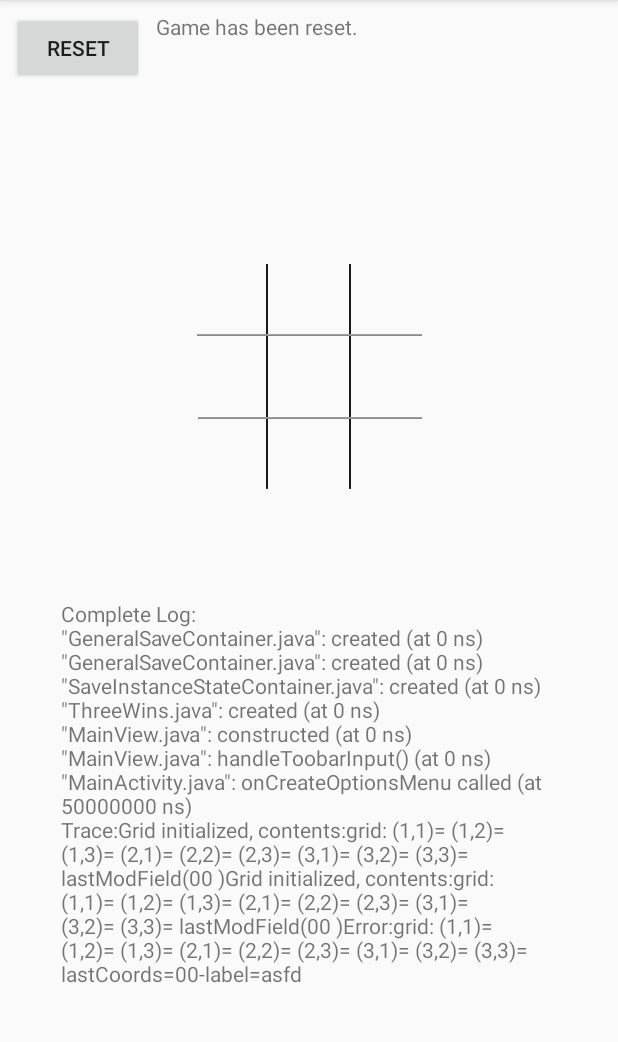
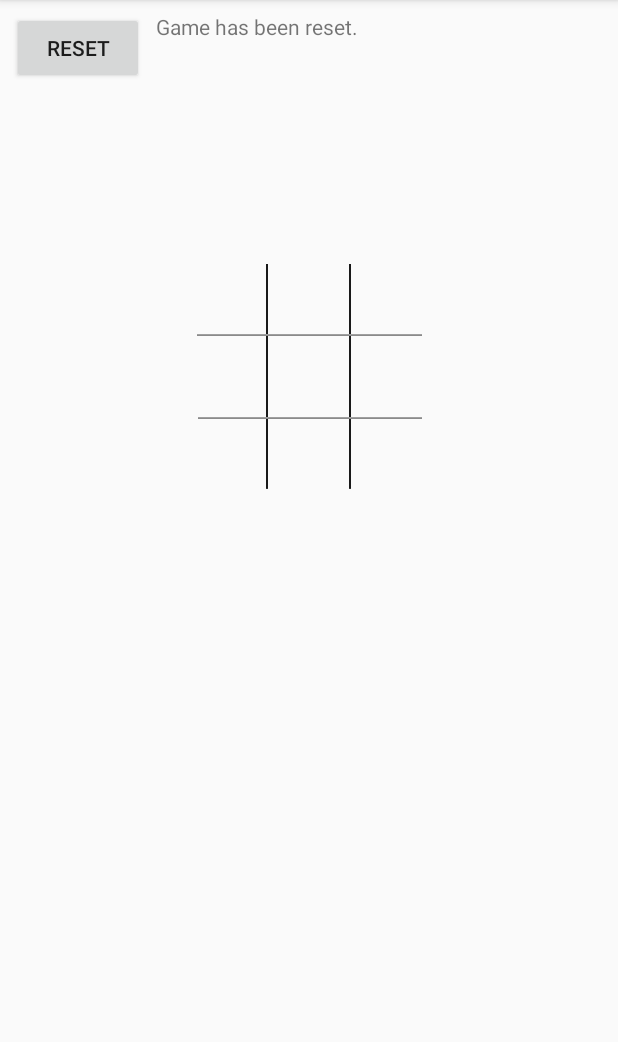
Before and after one commit to Harriss1/ThreeWinsGrafic, an Android app: the screen it shows after launch (MainActivity), after a tap on "RESET", on a phone screen of 412 x 824 dp, the part 84-1126 px from its top. Run offline under Robolectric (Android 15) with nearby library versions, the phone set to English and light mode, and no system bars.

Commit message:
commit for online review

```diff
--- a/app/src/main/java/com/example/threewinsgame/Model/GeneralSaveContainer.java
+++ b/app/src/main/java/com/example/threewinsgame/Model/GeneralSaveContainer.java
@@ -3,9 +3,16 @@ package com.example.threewinsgame.Model;
 import java.util.ArrayList;
 
 
-//supposed to temporarily store data, readAndDelete() puts this data into another Container, here Saveinstance.
+//supposed to temporarily store data, readAndDelete() puts this data into another Container, here SaveInstance.
 //its important to start any counter at zero and not at one to have a unified id scheme.
-//I allways did ArrayList<Integer> list = new ArrayList<Integer> wrong, forgot the second bracket.
+//I always did ArrayList<Integer> list = new ArrayList<Integer> wrong, forgot the second bracket.
+
+//setSaveFormat(SaveRestoreInstanceStateHandler); ->this sets which class is used to save and restore data?
+//example we use a class that saves into Android temp variables, and another which uses files.
+
+//STEP ONE: We make it work in smallest parts!
+//STEP TWO: SaveRestoreInstanceStateHandler will have a function "readAndDeleteContainer(classNameContainer)
+// to store and restore data via restoreDataToContainer(generalSaveContainer).
 
 public class GeneralSaveContainer {
     private Logging log;
@@ -121,7 +128,16 @@ public class GeneralSaveContainer {
     }
 
     public String getEntryTypeStringAt(int id){
+        //if(id<dataEntries.size() && id >=0);
 
+        if(dataEntries.size()>0 && id<dataEntries.size() && id>=0)
+        {
+
+        }else return "getEntryTypeStringAt(id=)"+Integer.toString(id)+"): out of bounds";
+
+        if(dataEntries.get(id).valueStr.isEmpty()){
+            return "getEntryTypeStringAt(id=)"+Integer.toString(id)+"): isEmpty";
+        }
         return dataEntries.get(id).valueStr;
     }
 
--- a/app/src/main/java/com/example/threewinsgame/Model/Logging.java
+++ b/app/src/main/java/com/example/threewinsgame/Model/Logging.java
@@ -68,12 +68,16 @@ public class Logging {
     }
 
     public static String getGlobalLogText(){
-        String globalLogText = "Complete Log:\n";
+        String globalLogText =
+                "Complete Log:\n";
 
         for (String logMessage : globalLogArrayList){
             globalLogText += logMessage;
         }
 
+        globalLogText+="\nThis is my first app. I left landscape mode functional, but I am unable to save data, it would require " +
+                "a complete rework of all classes. In the end writing everything new would be faster. Deactivating landscape mode is bad practise" +
+                " because some devices need it.\n";
         return globalLogText;
     }
 
--- a/app/src/main/java/com/example/threewinsgame/Model/ThreeWins.java
+++ b/app/src/main/java/com/example/threewinsgame/Model/ThreeWins.java
@@ -80,7 +80,11 @@ public class ThreeWins {
                             lastModifiedField.posX + lastModifiedField.posY + lastModifiedField.label+
                             ")";
         }
+
+        //code I tried to make a saveGame to work with, around march 2019.
+        /*
         GameSaveContainer gameSaveContainer = new GameSaveContainer();
+
 
         class GameSaveContainer{
 
@@ -103,8 +107,9 @@ public class ThreeWins {
 
                 private boolean setValue(int id, String keyName){
                     boolean setupSuccess=false;
+                    //ifthis.id==id-1
 
-                    if(true/*this.id==id-1*/){
+                    if(true){
                         this.id++;
                         this.keyName=keyName;
                         setupSuccess=true;
@@ -224,6 +229,7 @@ public class ThreeWins {
                 return false;
             }
 
+
             private boolean saveGridState(Grid grid){
 
                 for(int x=1; x<=3;x++){
@@ -254,7 +260,7 @@ public class ThreeWins {
              return false;
             }
         }
-
+        */
 
         boolean setLabel(int x, int y, String label) {
 
@@ -319,20 +325,18 @@ public class ThreeWins {
         traceString += gameGrid.traceString;
         errorString += gameGrid.errorString;
         log.setLogMessage("created");
-    }
 
-    //Interface
-    public String getWholeGridString(){
-        return gameGrid.getGridAsString();
-    }
-
-    public void resumeGame(){
+        //Android lifecycle creates classes new in every case there was data loss,
+        // so I only need to check for saved data at class creation
+        checkSavedData();
+        //i must have a saveGameState() function for this to work,
+        // and need to implement it after setMove()
 
     }
 
-    public void saveGame(){
-        //save all game data as int, string or boolean
-
+    //Interface: DataUpdates is for listening to only
+    public String getWholeGridString(){
+        return gameGrid.getGridAsString();
     }
 
     public class DataUpdates{
@@ -377,6 +381,8 @@ public class ThreeWins {
     }
 
     public void setMove(int x, int y){
+        //we are not making any move if the
+        // game is won or the move is invalid, instead we get an ErrorHint.
         if (checkWin()){
             return;
         }
@@ -397,12 +403,15 @@ public class ThreeWins {
         switchPlayer();
         checkWin();
         userHint="";
+
+        saveGameState();
     }
+
     public void resetGame(){
         userHint="Game has been reset.";
+        userErrorHint="";
         traceString+=gameGrid.traceString;
         gameGrid.resetGrid();
-
     }
 
 
@@ -423,7 +432,7 @@ public class ThreeWins {
         if(!winCheck) winCheck=checkVertical();
 
         if (winCheck){
-            userErrorHint = "Game is won.";
+            userErrorHint = "Game is won. "+checkWhoWins();
         } else userErrorHint = "";
         return winCheck;
     }
@@ -436,14 +445,6 @@ public class ThreeWins {
             isOccupied=true;
         } else userErrorHint ="";
         return isOccupied;
-    }
-
-    private void getUpdatedFields(){
-
-    }
-
-    private void getUpdatedHints(){
-
     }
 
     boolean checkHorizontal(int x){
@@ -492,4 +493,21 @@ public class ThreeWins {
 
         return false;
     }
+
+    private String checkWhoWins(){
+        if (playerAtTurn.equals(player2Label))
+        return "Player \""+player1Label+"\" is the winner.";
+        return "Player \""+player2Label+"\" is the winner.";
+    }
+
+    private void checkSavedData(){
+
+    }
+
+    private void saveGameState(){
+        //I use a container that stores all necessary data, and this container can be filled
+        // with a function, this function get's called via checkSavedData...
+        // if this function get's called the UI has to update though... ?
+
+    }
 }
--- a/app/src/main/java/com/example/threewinsgame/View/MainView.java
+++ b/app/src/main/java/com/example/threewinsgame/View/MainView.java
@@ -16,6 +16,8 @@ import com.example.threewinsgame.ViewModel.DisplayableView;
 import com.example.threewinsgame.ViewModel.MainViewModel;
 import com.example.threewinsgame.Model.Logging;
 
+
+
 public class MainView implements View.OnClickListener      {
 
     Context context;
@@ -24,10 +26,15 @@ public class MainView implements View.OnClickListener      {
     String labelTypeX="xLabel";
     String labelTypeO ="oLabel";
     Logging log;
+    boolean showDebugMessageLogInUI;
+
+    helperForOptionsMenu helpOM;
 
     MainViewModel mainViewModel  = new MainViewModel();;
 
     public MainView(Context context, View view, MainActivity activity){
+        helpOM=new helperForOptionsMenu();
+        this.showDebugMessageLogInUI=helpOM.showDebugMessageLogInUI;
         this.activity=activity;
         this.context=context;
         this.view=view;
@@ -83,10 +90,12 @@ public class MainView implements View.OnClickListener      {
         userErrorHint.setText(displayableView.userErrorHint);
 
         TextView debug = (TextView) view.findViewById(R.id.debug);
+
         debug.setMovementMethod(new ScrollingMovementMethod());
-
-        if (log.getDeveloperModeSetting())
-        debug.setText(log.getGlobalLogText()+displayableView.debugOut);
+        if(helpOM.showDebugMessageLogInUI) {
+            if (log.getDeveloperModeSetting())
+                debug.setText(log.getGlobalLogText() + displayableView.debugOut);
+        }
     }
 
     private void drawGameGrid(DisplayableView displayableView){
@@ -204,8 +213,8 @@ public class MainView implements View.OnClickListener      {
             public void onClick(View v) {
                 mainViewModel.setInput("A2", "");
                 handleViewUpdate();
-                if (log.getDeveloperModeSetting())
-                    Toast.makeText(context, "Hello I am inside MainView",Toast.LENGTH_LONG ).show();
+                //if (log.getDeveloperModeSetting())
+                //    Toast.makeText(context, "Hello I am inside MainView",Toast.LENGTH_LONG ).show();
             }
         });
         btA3.setOnClickListener(new View.OnClickListener() {
--- /dev/null
+++ b/app/src/main/java/com/example/threewinsgame/View/helperForOptionsMenu.java
@@ -0,0 +1,9 @@
+package com.example.threewinsgame.View;
+
+public class helperForOptionsMenu {
+    public static boolean showDebugMessageLogInUI;
+
+    public helperForOptionsMenu(){
+
+    }
+}
--- a/app/src/main/res/layout/content_main.xml
+++ b/app/src/main/res/layout/content_main.xml
@@ -111,15 +111,18 @@
         android:id="@+id/debug"
         android:layout_width="336dp"
         android:layout_height="269dp"
+        android:layout_marginStart="25dp"
+        android:layout_marginLeft="25dp"
         android:layout_marginTop="8dp"
-        android:layout_marginEnd="35dp"
-        android:layout_marginRight="35dp"
+        android:layout_marginEnd="25dp"
+        android:layout_marginRight="25dp"
         android:layout_marginBottom="42dp"
         android:scrollbars="vertical"
         android:scrollHorizontally="true"
         android:text=""
         app:layout_constraintBottom_toBottomOf="parent"
         app:layout_constraintEnd_toEndOf="parent"
+        app:layout_constraintStart_toStartOf="parent"
         app:layout_constraintTop_toBottomOf="@+id/gridImgAreaC2" />
 
     <TextView
--- a/app/src/main/res/menu/menu_main.xml
+++ b/app/src/main/res/menu/menu_main.xml
@@ -4,8 +4,13 @@
     tools:context="com.example.threewinsgame.MainActivity">
 
     <item
-        android:id="@+id/action_about"
+    android:id="@+id/action_about"
+    android:orderInCategory="99"
+    android:title="@string/action_about"
+    app:showAsAction="never" />
+    <item
+        android:id="@+id/action_log"
         android:orderInCategory="99"
-        android:title="@string/action_about"
+        android:title="@string/action_log"
         app:showAsAction="never" />
 </menu>
--- a/app/src/main/res/values/strings.xml
+++ b/app/src/main/res/values/strings.xml
@@ -1,4 +1,5 @@
 <resources>
     <string name="app_name">ThreeWinsGame</string>
     <string name="action_about">About</string>
+    <string name="action_log">Debug Messages</string>
 </resources>
```
Also changed, not shown: app/src/main/java/com/example/threewinsgame/MainActivity.java (+83 -12 lines), app/src/main/java/com/example/threewinsgame/Model/VersionControl.java (+4 -4 lines), app/src/main/java/com/example/threewinsgame/ViewModel/MainViewModel.java (+4 -3 lines), app/src/main/java/com/example/threewinsgame/ViewModel/SaveRestoreInstanceStateHandler.java (renamed from app/src/main/java/com/example/threewinsgame/ViewModel/SaveInstanceStateContainer.java, +194 -18 lines).
